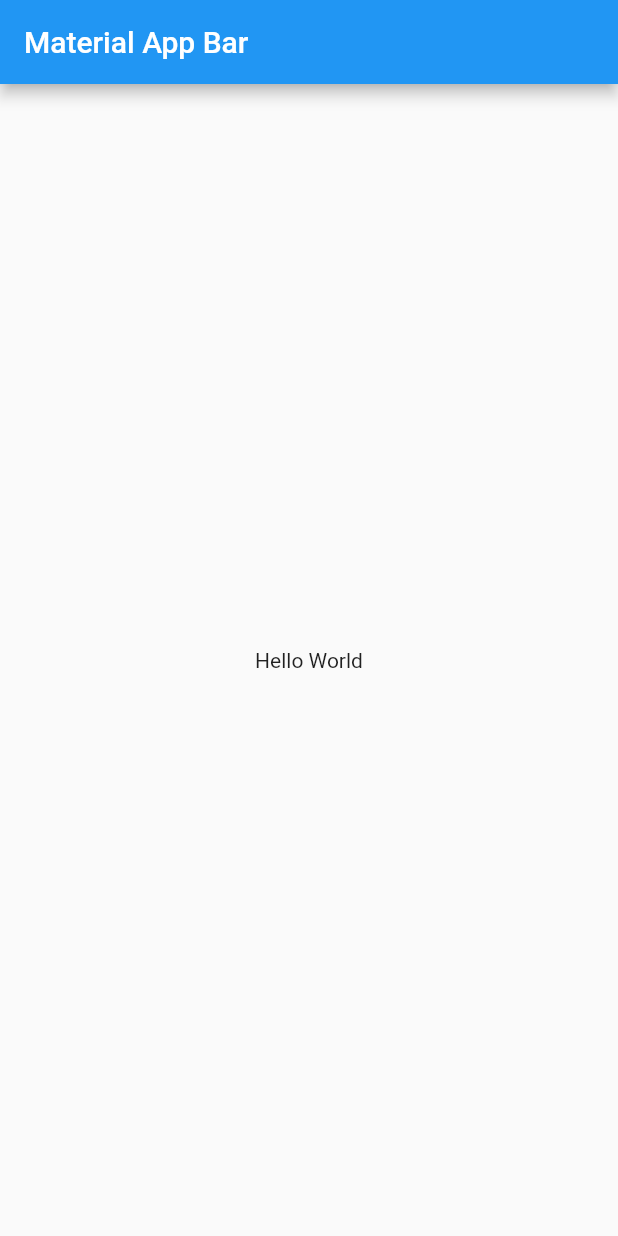
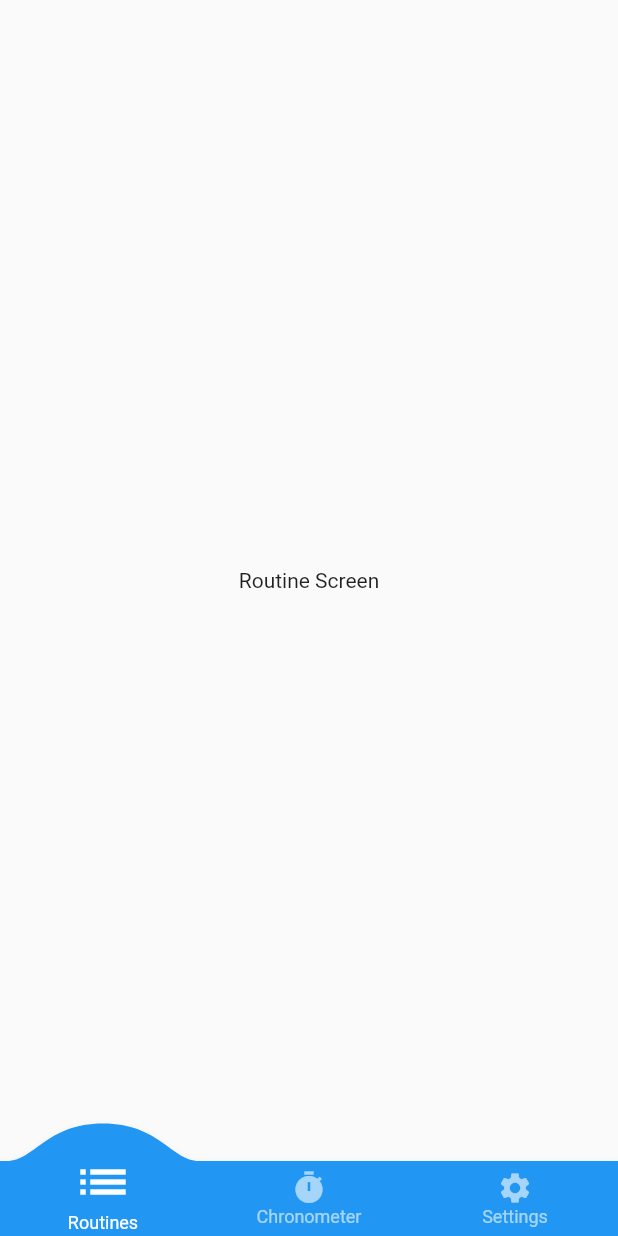
Before and after one commit to a602364/tfg_flutter_app, a Flutter app: the screen it shows after launch, on a phone screen of 412 x 824 dp. Run offline on Flutter 3.47's test engine with Material 2 defaults, Android fonts, the light colour scheme and no system bars; drawn by our look-alikes of convex_bottom_bar.

Commit message:
[ADD] Screens y BottomBar

```diff
--- a/lib/main.dart
+++ b/lib/main.dart
@@ -1,4 +1,7 @@
 import 'package:flutter/material.dart';
+import 'package:provider/provider.dart';
+import 'package:tfg_flutter_app/providers/ui_provider.dart';
+import 'package:tfg_flutter_app/screens/screens.dart';
 
 void main() => runApp(const MyApp());
 
@@ -7,15 +10,18 @@ class MyApp extends StatelessWidget {
 
   @override
   Widget build(BuildContext context) {
-    return MaterialApp(
-      title: 'Material App',
-      home: Scaffold(
-        appBar: AppBar(
-          title: const Text('Material App Bar'),
-        ),
-        body: const Center(
-          child: Text('Hello World'),
-        ),
+    return MultiProvider(
+      providers: [ChangeNotifierProvider(create: (_) => UiProvider())],
+      child: MaterialApp(
+        debugShowCheckedModeBanner: false,
+        title: 'Gym Reminder',
+        initialRoute: "home",
+        routes: {
+          "routines": (_) => RoutineScreen(),
+          "home": (_) => HomeScreen(),
+          "settings": (_) => SettingsScreen(),
+          "chronometer": (_) => ChronometerScreen()
+        },
       ),
     );
   }
--- /dev/null
+++ b/lib/providers/ui_provider.dart
@@ -0,0 +1,14 @@
+import 'package:flutter/material.dart';
+
+class UiProvider extends ChangeNotifier {
+  int _selectedMenuOpt = 0;
+
+  int get selectedMenuOpt {
+    return _selectedMenuOpt;
+  }
+
+  set selectedMenuOpt(int i) {
+    _selectedMenuOpt = i;
+    notifyListeners();
+  }
+}
--- /dev/null
+++ b/lib/screens/chronometer_screen.dart
@@ -0,0 +1,14 @@
+import 'package:flutter/material.dart';
+
+class ChronometerScreen extends StatelessWidget {
+  const ChronometerScreen({Key? key}) : super(key: key);
+
+  @override
+  Widget build(BuildContext context) {
+    return const Scaffold(
+      body: Center(
+        child: Text('ChronometerScreen'),
+      ),
+    );
+  }
+}
--- /dev/null
+++ b/lib/screens/home_screen.dart
@@ -0,0 +1,41 @@
+import 'package:convex_bottom_bar/convex_bottom_bar.dart';
+import 'package:flutter/material.dart';
+import 'package:provider/provider.dart';
+import 'package:tfg_flutter_app/providers/ui_provider.dart';
+import 'package:tfg_flutter_app/screens/routines_screen.dart';
+import 'package:tfg_flutter_app/screens/screens.dart';
+import 'package:tfg_flutter_app/widgets/custom_navigation_bar.dart';
+
+class HomeScreen extends StatelessWidget {
+  const HomeScreen({Key? key}) : super(key: key);
+
+  @override
+  Widget build(BuildContext context) {
+    return const Scaffold(
+        body: _HomePageBody(), bottomNavigationBar: CustomNavigationBar());
+  }
+}
+
+class _HomePageBody extends StatelessWidget {
+  const _HomePageBody({
+    Key? key,
+  }) : super(key: key);
+
+  @override
+  Widget build(BuildContext context) {
+    final uiProvider = Provider.of<UiProvider>(context);
+    final currentIndex = uiProvider.selectedMenuOpt;
+
+    switch (currentIndex) {
+      case 0:
+        return RoutineScreen();
+      case 1:
+        return ChronometerScreen();
+      case 2:
+        return SettingsScreen();
+      default:
+        //!TODO Meter LoginScreen
+        return RoutineScreen();
+    }
+  }
+}
--- /dev/null
+++ b/lib/screens/routines_screen.dart
@@ -0,0 +1,14 @@
+import 'package:flutter/material.dart';
+
+class RoutineScreen extends StatelessWidget {
+  const RoutineScreen({Key? key}) : super(key: key);
+
+  @override
+  Widget build(BuildContext context) {
+    return const Scaffold(
+      body: Center(
+        child: Text('Routine Screen'),
+      ),
+    );
+  }
+}
--- /dev/null
+++ b/lib/screens/screens.dart
@@ -0,0 +1,4 @@
+export 'package:tfg_flutter_app/screens/chronometer_screen.dart';
+export 'package:tfg_flutter_app/screens/settings_screen.dart';
+export 'package:tfg_flutter_app/screens/home_screen.dart';
+export 'package:tfg_flutter_app/screens/routines_screen.dart';
--- /dev/null
+++ b/lib/screens/settings_screen.dart
@@ -0,0 +1,14 @@
+import 'package:flutter/material.dart';
+
+class SettingsScreen extends StatelessWidget {
+  const SettingsScreen({Key? key}) : super(key: key);
+
+  @override
+  Widget build(BuildContext context) {
+    return const Scaffold(
+      body: Center(
+        child: Text('SettingsScreen'),
+      ),
+    );
+  }
+}
--- /dev/null
+++ b/lib/widgets/custom_navigation_bar.dart
@@ -0,0 +1,29 @@
+import 'package:flutter/material.dart';
+import 'package:provider/provider.dart';
+import 'package:convex_bottom_bar/convex_bottom_bar.dart';
+
+import '../providers/ui_provider.dart';
+
+class CustomNavigationBar extends StatelessWidget {
+  const CustomNavigationBar({super.key});
+
+  @override
+  Widget build(BuildContext context) {
+    final uiProvider = Provider.of<UiProvider>(context);
+    final currentIndex = uiProvider.selectedMenuOpt;
+
+    return ConvexAppBar(
+      style: TabStyle.react,
+      height: 50,
+      top: -25,
+      curveSize: 100,
+      items: const [
+        TabItem(icon: Icons.list, title: "Routines"),
+        TabItem(icon: Icons.timer, title: "Chronometer"),
+        TabItem(icon: Icons.settings, title: "Settings"),
+      ],
+      initialActiveIndex: currentIndex,
+      onTap: (int i) => uiProvider.selectedMenuOpt = i,
+    );
+  }
+}
```
Also changed, not shown: pubspec.yaml (+6 -19 lines), pubspec.lock.
